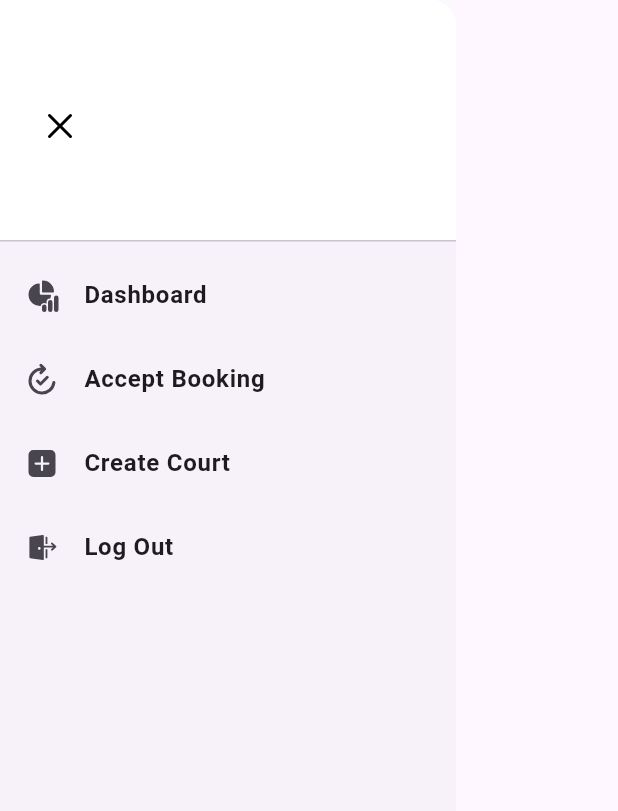
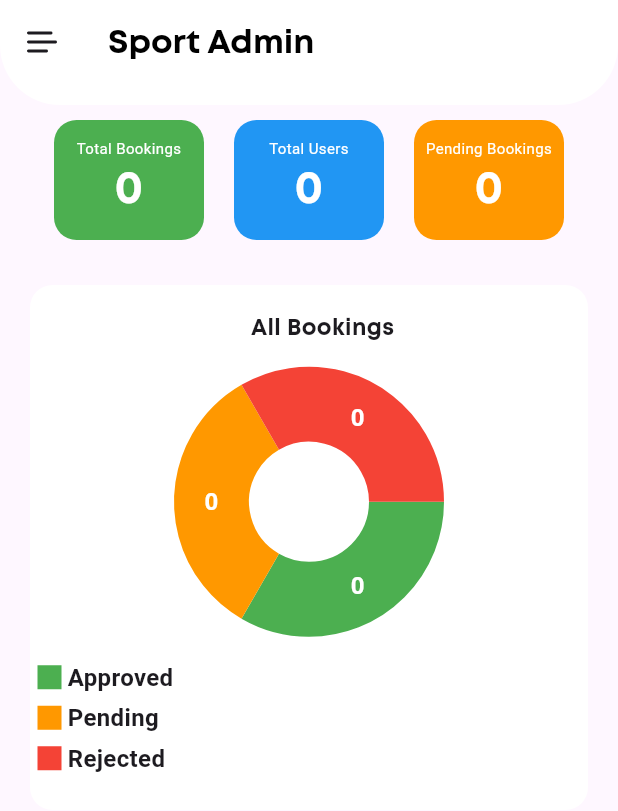
Before and after one commit to A3rii/mobile_project, a Flutter app: the CustomDrawer widget shown alone on an empty page, opened directly, after a tap on "Dashboard", on a phone screen of 412 x 824 dp. Shown: the top 811 px of the screen. Run offline on Flutter 3.47's test engine with Material 3 defaults, Android fonts, the light colour scheme and no system bars; drawn by our look-alikes of fl_chart; our stand-ins replace another_carousel_pro, cloud_firestore, device_preview, firebase_auth, firebase_core, fluentui_system_icons; accounts and stored records are empty.

Commit message:
adding dashboard page

```diff
--- a/lib/main.dart
+++ b/lib/main.dart
@@ -2,6 +2,7 @@
 import 'package:flutter/foundation.dart';
 import 'package:flutter/material.dart';
 import 'package:mobile_project/pages/admin/accept_screen.dart';
+import 'package:mobile_project/pages/admin/dashboard.dart';
 import 'package:mobile_project/pages/user/account.dart';
 import 'package:mobile_project/pages/user/home.dart';
 import 'package:mobile_project/pages/user/ticket.dart';
@@ -53,7 +54,8 @@
         '/account': (context) => const AccountPage(),
         '/signup': (context) => const SignUpPage(),
         '/ticket': (context) => const TicketPage(),
-        '/accept': (context) => const AcceptedPage()
+        '/accept': (context) => const AcceptedPage(),
+        '/dashboard': (context) => const DashboardPage(),
       },
     );
   }
--- a/lib/pages/admin/dashboard.dart
+++ b/lib/pages/admin/dashboard.dart
@@ -0,0 +1,264 @@
+import 'package:flutter/material.dart';
+import 'package:fl_chart/fl_chart.dart';
+import 'package:mobile_project/base/admin/app_bar.dart';
+import 'package:mobile_project/base/admin/drawer.dart';
+import 'package:mobile_project/services/booking_api.dart';
+import 'package:mobile_project/services/user_api.dart';
+import 'package:mobile_project/widgets/indicator.dart';
+
+class DashboardPage extends StatefulWidget {
+  const DashboardPage({super.key});
+  @override
+  State<DashboardPage> createState() => _DashboardPageState();
+}
+
+class _DashboardPageState extends State<DashboardPage> {
+  final BookingApi bookingApi = BookingApi();
+  final UserApi userApi = UserApi();
+  late Future<Map<String, dynamic>> combinedFuture; // Combined future as a Map
+  int touchedIndex = -1;
+
+  @override
+  void initState() {
+    super.initState();
+    // Combine the two API calls into a single Future that resolves to a Map
+    // Array
+    combinedFuture = Future.wait([
+      bookingApi.getUsersBookings(),
+      userApi.getAllUsers(),
+    ]).then((results) {
+      return {
+        "bookings": results[0], // From BookingApi
+        "users": results[1], // From UserApi
+      };
+    });
+  }
+
+  @override
+  Widget build(BuildContext context) {
+    return Scaffold(
+      appBar: const CustomAppbar(),
+      drawer: const CustomDrawer(),
+      body: FutureBuilder<Map<String, dynamic>>(
+        future: combinedFuture,
+        builder: (context, snapshot) {
+          if (snapshot.connectionState == ConnectionState.waiting) {
+            return const Center(child: CircularProgressIndicator());
+          } else if (snapshot.hasError) {
+            return Center(
+              child: Text(
+                "Error: ${snapshot.error}",
+                style: const TextStyle(color: Colors.red),
+              ),
+            );
+          } else if (!snapshot.hasData || snapshot.data!.isEmpty) {
+            return const Center(child: Text("No data available"));
+          }
+
+          final bookings =
+              snapshot.data!["bookings"] as List<Map<String, dynamic>>;
+          final users = snapshot.data!["users"] as List<Map<String, dynamic>>;
+
+          int getStatusSize(String status) {
+            return bookings
+                .where((booking) => booking['status'] == status)
+                .length;
+          }
+
+          return ListView(
+            children: [
+              // Booking Stats
+              Row(
+                mainAxisAlignment: MainAxisAlignment.center,
+                children: [
+                  _statCard("Total Bookings", bookings.length, Colors.green),
+                  _statCard("Total Users", users.length, Colors.blue),
+                  _statCard("Pending Bookings", getStatusSize("pending"),
+                      Colors.orange),
+                ],
+              ),
+              // Pie Chart for Bookings
+              Container(
+                margin: const EdgeInsets.all(20.0),
+                padding: const EdgeInsets.all(5.0),
+                width: 350,
+                height: 350.0,
+                decoration: BoxDecoration(
+                  color: Colors.white,
+                  borderRadius: BorderRadius.circular(15.0),
+                ),
+                child: AspectRatio(
+                  aspectRatio: 1.3,
+                  child: Column(
+                    children: <Widget>[
+                      const Padding(
+                        padding: EdgeInsets.only(top: 13.0, left: 18.0),
+                        child: Text(
+                          "All Bookings",
+                          style: TextStyle(
+                              fontSize: 15,
+                              fontFamily: "Mont",
+                              fontWeight: FontWeight.bold),
+                        ),
+                      ),
+                      Expanded(
+                        child: AspectRatio(
+                          aspectRatio: 1,
+                          child: PieChart(
+                            PieChartData(
+                              pieTouchData: PieTouchData(
+                                touchCallback:
+                                    (FlTouchEvent event, pieTouchResponse) {
+                                  setState(() {
+                                    if (!event.isInterestedForInteractions ||
+                                        pieTouchResponse == null ||
+                                        pieTouchResponse.touchedSection ==
+                                            null) {
+                                      touchedIndex = -1;
+                                      return;
+                                    }
+                                    touchedIndex = pieTouchResponse
+                                        .touchedSection!.touchedSectionIndex;
+                                  });
+                                },
+                              ),
+                              borderData: FlBorderData(
+                                show: false,
+                              ),
+                              sectionsSpace: 0,
+                              centerSpaceRadius: 40,
+                              sections: showingSections(
+                                approvedBooking: getStatusSize("accepted"),
+                                pendingBooking: getStatusSize("pending"),
+                                rejectedBooking: getStatusSize("rejected"),
+                              ),
+                            ),
+                          ),
+                        ),
+                      ),
+                      const Column(
+                        mainAxisAlignment: MainAxisAlignment.end,
+                        crossAxisAlignment: CrossAxisAlignment.start,
+                        children: <Widget>[
+                          Indicator(
+                            color: Colors.green,
+                            text: 'Approved',
+                            isSquare: true,
+                          ),
+                          SizedBox(height: 4),
+                          Indicator(
+                            color: Colors.orange,
+                            text: 'Pending',
+                            isSquare: true,
+                          ),
+                          SizedBox(height: 4),
+                          Indicator(
+                            color: Colors.red,
+                            text: 'Rejected',
+                            isSquare: true,
+                          ),
+                          SizedBox(height: 18),
+                        ],
+                      ),
+                      const SizedBox(width: 28),
+                    ],
+                  ),
+                ),
+              )
+            ],
+          );
+        },
+      ),
+    );
+  }
+
+//  Card
+  Widget _statCard(String title, int count, Color? color) {
+    return Container(
+      margin: const EdgeInsets.all(10.0),
+      padding: const EdgeInsets.all(5.0),
+      width: 100,
+      height: 80,
+      decoration: BoxDecoration(
+        color: color,
+        borderRadius: BorderRadius.circular(15.0),
+      ),
+      child: Column(
+        mainAxisAlignment: MainAxisAlignment.center,
+        crossAxisAlignment: CrossAxisAlignment.center,
+        children: [
+          Text(
+            title,
+            textAlign: TextAlign.center,
+            style: const TextStyle(
+              color: Colors.white,
+              fontSize: 10,
+            ),
+          ),
+          Text(
+            count.toString(),
+            textAlign: TextAlign.center,
+            style: const TextStyle(
+                color: Colors.white,
+                fontSize: 30,
+                fontFamily: "Mont",
+                fontWeight: FontWeight.bold),
+          )
+        ],
+      ),
+    );
+  }
+
+  List<PieChartSectionData> showingSections({
+    required int approvedBooking,
+    required int pendingBooking,
+    required int rejectedBooking,
+  }) {
+    return List.generate(3, (i) {
+      final isTouched = i == touchedIndex;
+      final double fontSize = isTouched ? 18 : 16;
+      final double radius = isTouched ? 60 : 50;
+
+      switch (i) {
+        case 0:
+          return PieChartSectionData(
+            color: Colors.green,
+            value: approvedBooking > 0 ? approvedBooking.toDouble() : 1,
+            title: approvedBooking > 0 ? approvedBooking.toString() : '0',
+            radius: radius,
+            titleStyle: TextStyle(
+              fontSize: fontSize,
+              fontWeight: FontWeight.bold,
+              color: Colors.white,
+            ),
+          );
+        case 1:
+          return PieChartSectionData(
+            color: Colors.orange,
+            value: pendingBooking > 0 ? pendingBooking.toDouble() : 1,
+            title: pendingBooking > 0 ? '$pendingBooking' : '0',
+            radius: radius,
+            titleStyle: TextStyle(
+              fontSize: fontSize,
+              fontWeight: FontWeight.bold,
+              color: Colors.white,
+            ),
+          );
+        case 2:
+          return PieChartSectionData(
+            color: Colors.red,
+            value: rejectedBooking > 0 ? rejectedBooking.toDouble() : 1,
+            title: rejectedBooking > 0 ? '$rejectedBooking' : '0',
+            radius: radius,
+            titleStyle: TextStyle(
+              fontSize: fontSize,
+              fontWeight: FontWeight.bold,
+              color: Colors.white,
+            ),
+          );
+        default:
+          throw Error();
+      }
+    });
+  }
+}
--- a/lib/services/court_api.dart
+++ b/lib/services/court_api.dart
@@ -20,6 +20,7 @@ class CourtApi {
     }
   }
 
+// Getting by id
   Future<Map<String, dynamic>> getCourtById(String courtId) async {
     try {
       DocumentSnapshot docSnapshot = await FirebaseFirestore.instance
--- /dev/null
+++ b/lib/services/user_api.dart
@@ -0,0 +1,21 @@
+import 'package:cloud_firestore/cloud_firestore.dart';
+
+class UserApi {
+  Future<List<Map<String, dynamic>>> getAllUsers() async {
+    try {
+      QuerySnapshot querySnapshot =
+          await FirebaseFirestore.instance.collection("users").get();
+
+      // Transform each document to include its ID
+      return querySnapshot.docs.map((doc) {
+        final data = doc.data() as Map<String, dynamic>;
+        data['id'] = doc.id; // Add the document ID
+        return data;
+      }).toList();
+    } on FirebaseException catch (e) {
+      throw Exception("Failed to fetch courts: ${e.message}");
+    } catch (e) {
+      throw Exception("An unexpected error occurred: $e");
+    }
+  }
+}
--- /dev/null
+++ b/lib/widgets/indicator.dart
@@ -0,0 +1,44 @@
+import 'package:flutter/material.dart';
+
+class Indicator extends StatelessWidget {
+  const Indicator({
+    super.key,
+    required this.color,
+    required this.text,
+    required this.isSquare,
+    this.size = 16,
+    this.textColor,
+  });
+  final Color color;
+  final String text;
+  final bool isSquare;
+  final double size;
+  final Color? textColor;
+
+  @override
+  Widget build(BuildContext context) {
+    return Row(
+      children: <Widget>[
+        Container(
+          width: size,
+          height: size,
+          decoration: BoxDecoration(
+            shape: isSquare ? BoxShape.rectangle : BoxShape.circle,
+            color: color,
+          ),
+        ),
+        const SizedBox(
+          width: 4,
+        ),
+        Text(
+          text,
+          style: TextStyle(
+            fontSize: 16,
+            fontWeight: FontWeight.bold,
+            color: textColor,
+          ),
+        )
+      ],
+    );
+  }
+}
--- a/pubspec.yaml
+++ b/pubspec.yaml
@@ -43,6 +43,7 @@ dependencies:
   firebase_core: ^3.8.0
   cloud_firestore: ^5.5.0
   intl: ^0.19.0
+  fl_chart: ^0.69.2
 dev_dependencies:
   flutter_test:
     sdk: flutter
```
Also changed, not shown: lib/base/admin/drawer.dart (+38 -21 lines), lib/pages/admin/accept_screen.dart (+48 -2 lines), lib/pages/auth/login.dart (+2 -8 lines), pubspec.lock.
